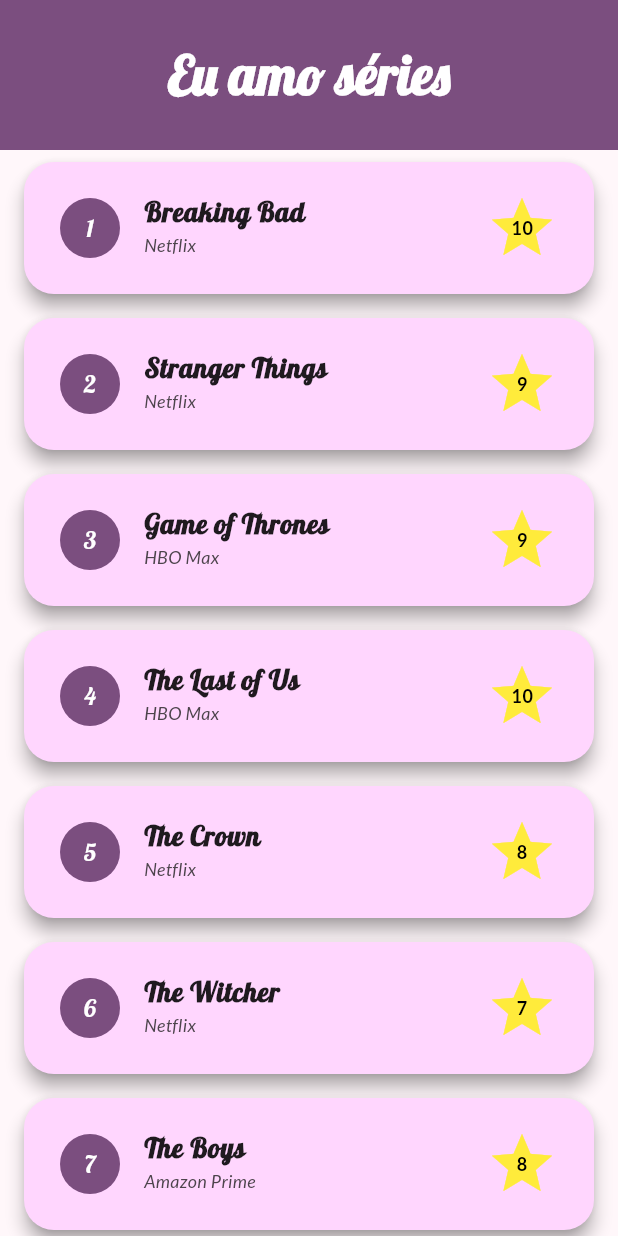
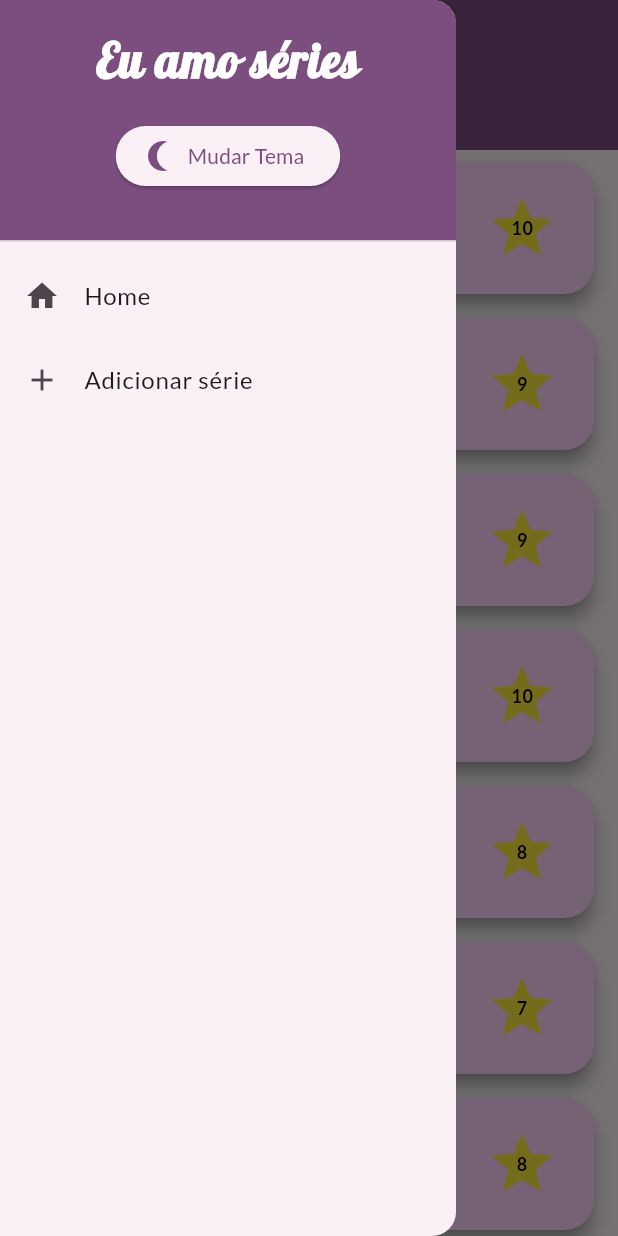
Before and after one commit to danegreice/CapacitacaoMobileVenturus, a Flutter app: the screen it shows after launch, with the side drawer open (before the commit the screen has no drawer), on a phone screen of 412 x 824 dp. Run offline on Flutter 3.47's test engine with Material 3 defaults, Android fonts, the phone set to English and light mode, and no system bars; our stand-ins replace google_fonts.

Commit message:
adicionando telas no app de series

```diff
--- /dev/null
+++ b/aplicativo_series/lib/custom_drawer.dart
@@ -0,0 +1,69 @@
+import 'package:flutter/material.dart';
+import 'package:google_fonts/google_fonts.dart';
+
+class CustomDrawer extends StatelessWidget {
+  const CustomDrawer({
+    super.key,
+    required this.switchTheme,
+    required this.isDarkTheme,
+    required this.switchScreen,
+  });
+
+  final Function() switchTheme;
+  final Function(int) switchScreen;
+  final bool isDarkTheme;
+
+  @override
+  Widget build(BuildContext context) {
+    return Drawer(
+      child: Column(
+        children: [
+          DrawerHeader(
+            decoration: BoxDecoration(
+              color: Theme.of(context).colorScheme.primary,
+            ),
+            child: Center(
+              child: Column(
+                children: [
+                  Text(
+                    'Eu amo séries',
+                    style: GoogleFonts.lobster(
+                      color: Theme.of(context).colorScheme.onPrimary,
+                      fontSize: 32,
+                      fontWeight: FontWeight.bold,
+                    ),
+                  ),
+                  SizedBox(height: 16),
+                  ElevatedButton.icon(
+                    onPressed: switchTheme,
+                    icon: isDarkTheme
+                        ? Icon(Icons.wb_sunny_rounded, size: 24)
+                        : Icon(Icons.nightlight_round_sharp, size: 24),
+                    label: Text('Mudar Tema'),
+                  ),
+                ],
+              ),
+            ),
+          ),
+          ListTile(
+            leading: Icon(Icons.home),
+            title: Text('Home'),
+            onTap: () {
+              switchScreen(0);
+              Navigator.pop(context);
+            },
+          ),
+          ListTile(
+            leading: Icon(Icons.add),
+            title: Text('Adicionar série'),
+            onTap: () {
+              switchScreen(1);
+              Navigator.pop(context);
+            },
+          ),
+          // Add more list tiles for additional items
+        ],
+      ),
+    );
+  }
+}
--- a/aplicativo_series/lib/main.dart
+++ b/aplicativo_series/lib/main.dart
@@ -1,14 +1,47 @@
+import 'package:aplicativo_series/add_tv_show_screen.dart';
+import 'package:aplicativo_series/custom_drawer.dart';
+import 'package:aplicativo_series/tv_show_screen.dart';
 import 'package:flutter/material.dart';
 import 'package:google_fonts/google_fonts.dart';
-import 'tv_show_card.dart';
 import 'tv_show_data.dart';
+import 'tv_show_models.dart';
 
 void main() {
   runApp(const MainApp());
 }
 
-class MainApp extends StatelessWidget {
+class MainApp extends StatefulWidget {
   const MainApp({super.key});
+
+  @override
+  State<MainApp> createState() => _MainAppState();
+}
+
+class _MainAppState extends State<MainApp> {
+  final List<TvShow> tvShows = favTvShowList;
+
+  //screen control
+  int currentScreenIndex = 0;
+
+  List<Widget> get screens => [
+    TvShowScreen(tvShows: tvShows),
+    AddTvShowScreen(),
+  ];
+
+  void switchScreen(int index) {
+    setState(() {
+      currentScreenIndex = index;
+    });
+  }
+
+  //Theme control
+  bool isDarkTheme = false;
+
+  void switchTheme() {
+    setState(() {
+      isDarkTheme = !isDarkTheme;
+    });
+  }
 
   @override
   Widget build(BuildContext context) {
@@ -36,6 +69,7 @@
           fontWeight: FontWeight.bold,
           color: colorScheme.onPrimary,
         ),
+        iconTheme: IconThemeData(color: colorScheme.onPrimary, size: 36),
       ),
       cardTheme: CardThemeData(
         color: colorScheme.primaryContainer,
@@ -58,6 +92,7 @@
           fontWeight: FontWeight.bold,
           color: colorSchemeDark.onPrimary,
         ),
+        iconTheme: IconThemeData(color: colorSchemeDark.onPrimary, size: 36),
       ),
       cardTheme: CardThemeData(
         color: colorSchemeDark.primaryContainer,
@@ -72,19 +107,15 @@
       debugShowCheckedModeBanner: false,
       theme: customTheme,
       darkTheme: customThemeDark,
-      themeMode: ThemeMode.system,
+      themeMode: isDarkTheme ? ThemeMode.dark : ThemeMode.light,
       home: Scaffold(
         appBar: AppBar(title: Text('Eu amo séries')),
-        //body: ListView(
-        //  children: [
-        //    ...favTvShowList.map((tvShow) => TvShowCard(tvShow: tvShow)),
-        //  ],
-        //),
-        body: ListView.builder(
-          itemBuilder: (context, index) =>
-              TvShowCard(tvShow: favTvShowList[index], index: index),
-          itemCount: favTvShowList.length,
+        drawer: CustomDrawer(
+          isDarkTheme: isDarkTheme,
+          switchTheme: switchTheme,
+          switchScreen: switchScreen,
         ),
+        body: screens[currentScreenIndex],
       ),
     );
   }
--- /dev/null
+++ b/aplicativo_series/lib/tv_show_screen.dart
@@ -0,0 +1,23 @@
+import 'package:aplicativo_series/tv_show_models.dart';
+import 'package:flutter/material.dart';
+import 'tv_show_card.dart';
+
+class TvShowScreen extends StatefulWidget {
+  const TvShowScreen({super.key, required this.tvShows});
+
+  final List<TvShow> tvShows;
+
+  @override
+  State<TvShowScreen> createState() => _TvShowScreenState();
+}
+
+class _TvShowScreenState extends State<TvShowScreen> {
+  @override
+  Widget build(BuildContext context) {
+    return ListView.builder(
+      itemBuilder: (context, index) =>
+          TvShowCard(tvShow: widget.tvShows[index], index: index),
+      itemCount: widget.tvShows.length,
+    );
+  }
+}
```
Also changed, not shown: aplicativo_series/lib/add_tv_show_screen.dart (added, +108 -0 lines), aplicativo_series/lib/star_rating.dart (added, +45 -0 lines), aplicativo_sorte/lib/main.dart (+39 -6 lines).
